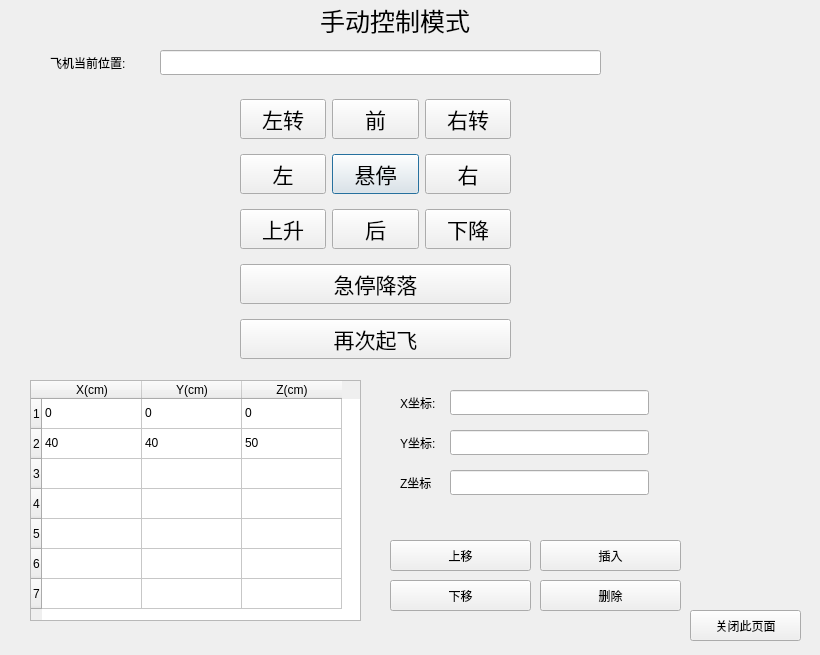
This is src/GroundStation/GroundStation/myUI/subDialog1.ui in sincerely-hello-world/GroundStation as Qt 5 draws it before an edit. The edited form follows.
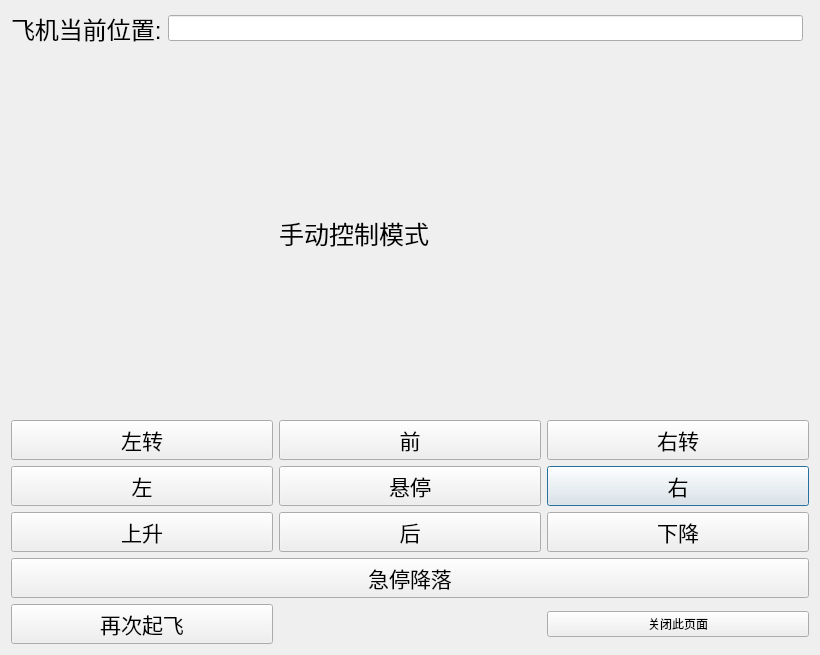
This is the edited form.

```diff
--- a/src/GroundStation/GroundStation/myUI/subDialog1.ui
+++ b/src/GroundStation/GroundStation/myUI/subDialog1.ui
@@ -13,46 +13,43 @@
   <property name="windowTitle">
    <string>Dialog</string>
   </property>
-  <widget class="QWidget" name="gridLayoutWidget">
-   <property name="geometry">
-    <rect>
-     <x>240</x>
-     <y>90</y>
-     <width>271</width>
-     <height>278</height>
-    </rect>
-   </property>
+  <layout class="QGridLayout" name="gridLayout_2">
+   <item row="1" column="0">
+    <widget class="QLabel" name="label_pos">
+     <property name="font">
+      <font>
+       <pointsize>18</pointsize>
+      </font>
+     </property>
+     <property name="text">
+      <string>飞机当前位置:</string>
+     </property>
+    </widget>
+   </item>
+   <item row="1" column="1">
+    <widget class="QLineEdit" name="lineEdit_pos">
    <property name="font">
     <font>
-     <pointsize>16</pointsize>
-    </font>
-   </property>
+       <pointsize>11</pointsize>
+      </font>
+     </property>
+    </widget>
+   </item>
+   <item row="2" column="0" colspan="3">
    <layout class="QGridLayout" name="gridLayout">
-    <item row="1" column="1">
-     <widget class="QPushButton" name="pushButton_hover">
+     <item row="2" column="2">
+      <widget class="QPushButton" name="pushButton_right">
       <property name="font">
        <font>
         <pointsize>16</pointsize>
        </font>
       </property>
       <property name="text">
-       <string>悬停</string>
+        <string>右</string>
       </property>
      </widget>
     </item>
     <item row="1" column="0">
-     <widget class="QPushButton" name="pushButton_left">
-      <property name="font">
-       <font>
-        <pointsize>16</pointsize>
-       </font>
-      </property>
-      <property name="text">
-       <string>左</string>
-      </property>
-     </widget>
-    </item>
-    <item row="0" column="0">
      <widget class="QPushButton" name="pushButton_turn_left">
       <property name="font">
        <font>
@@ -64,19 +61,19 @@
       </property>
      </widget>
     </item>
-    <item row="0" column="2">
-     <widget class="QPushButton" name="pushButton_turn_right">
+     <item row="2" column="0">
+      <widget class="QPushButton" name="pushButton_left">
       <property name="font">
        <font>
         <pointsize>16</pointsize>
        </font>
       </property>
       <property name="text">
-       <string>右转</string>
+        <string>左</string>
       </property>
      </widget>
     </item>
-    <item row="0" column="1">
+     <item row="1" column="1">
      <widget class="QPushButton" name="pushButton_forward">
       <property name="font">
        <font>
@@ -88,31 +85,7 @@
       </property>
      </widget>
     </item>
-    <item row="1" column="2">
-     <widget class="QPushButton" name="pushButton_right">
-      <property name="font">
-       <font>
-        <pointsize>16</pointsize>
-       </font>
-      </property>
-      <property name="text">
-       <string>右</string>
-      </property>
-     </widget>
-    </item>
-    <item row="4" column="0" colspan="3">
-     <widget class="QPushButton" name="pushButton_stopland">
-      <property name="font">
-       <font>
-        <pointsize>16</pointsize>
-       </font>
-      </property>
-      <property name="text">
-       <string>急停降落</string>
-      </property>
-     </widget>
-    </item>
-    <item row="2" column="0">
+     <item row="3" column="0">
      <widget class="QPushButton" name="pushButton_up">
       <property name="font">
        <font>
@@ -124,19 +97,19 @@
       </property>
      </widget>
     </item>
-    <item row="2" column="2">
-     <widget class="QPushButton" name="pushButton_down">
+     <item row="1" column="2">
+      <widget class="QPushButton" name="pushButton_turn_right">
       <property name="font">
        <font>
         <pointsize>16</pointsize>
        </font>
       </property>
       <property name="text">
-       <string>下降</string>
+        <string>右转</string>
       </property>
      </widget>
     </item>
-    <item row="5" column="0" colspan="3">
+     <item row="6" column="0">
      <widget class="QPushButton" name="pushButton_flyagain">
       <property name="font">
        <font>
@@ -148,7 +121,7 @@
       </property>
      </widget>
     </item>
-    <item row="2" column="1">
+     <item row="3" column="1">
      <widget class="QPushButton" name="pushButton_back">
       <property name="font">
        <font>
@@ -160,17 +133,51 @@
       </property>
      </widget>
     </item>
-   </layout>
-  </widget>
+     <item row="2" column="1">
+      <widget class="QPushButton" name="pushButton_hover">
+       <property name="font">
+        <font>
+         <pointsize>16</pointsize>
+        </font>
+       </property>
+       <property name="text">
+        <string>悬停</string>
+       </property>
+      </widget>
+     </item>
+     <item row="6" column="2">
+      <widget class="QPushButton" name="pushButton_closeDialog">
+       <property name="text">
+        <string>关闭此页面</string>
+       </property>
+      </widget>
+     </item>
+     <item row="3" column="2">
+      <widget class="QPushButton" name="pushButton_down">
+       <property name="font">
+        <font>
+         <pointsize>16</pointsize>
+        </font>
+       </property>
+       <property name="text">
+        <string>下降</string>
+       </property>
+      </widget>
+     </item>
+     <item row="5" column="0" colspan="3">
+      <widget class="QPushButton" name="pushButton_stopland">
+       <property name="font">
+        <font>
+         <pointsize>16</pointsize>
+        </font>
+       </property>
+       <property name="text">
+        <string>急停降落</string>
+       </property>
+      </widget>
+     </item>
+     <item row="0" column="1">
   <widget class="QLabel" name="label">
-   <property name="geometry">
-    <rect>
-     <x>320</x>
-     <y>0</y>
-     <width>161</width>
-     <height>41</height>
-    </rect>
-   </property>
    <property name="font">
     <font>
      <pointsize>19</pointsize>
@@ -183,253 +190,10 @@
     <string>手动控制模式</string>
    </property>
   </widget>
-  <widget class="QPushButton" name="pushButton_closeDialog">
-   <property name="geometry">
-    <rect>
-     <x>690</x>
-     <y>610</y>
-     <width>111</width>
-     <height>31</height>
-    </rect>
-   </property>
-   <property name="text">
-    <string>关闭此页面</string>
-   </property>
-  </widget>
-  <widget class="QLabel" name="label_pos">
-   <property name="geometry">
-    <rect>
-     <x>50</x>
-     <y>50</y>
-     <width>94</width>
-     <height>25</height>
-    </rect>
-   </property>
-   <property name="text">
-    <string>飞机当前位置:</string>
-   </property>
-  </widget>
-  <widget class="QLineEdit" name="lineEdit_pos">
-   <property name="geometry">
-    <rect>
-     <x>160</x>
-     <y>50</y>
-     <width>441</width>
-     <height>25</height>
-    </rect>
-   </property>
-  </widget>
-  <widget class="QTableWidget" name="tableWidget">
-   <property name="geometry">
-    <rect>
-     <x>30</x>
-     <y>380</y>
-     <width>331</width>
-     <height>241</height>
-    </rect>
-   </property>
-   <row>
-    <property name="text">
-     <string>1</string>
-    </property>
-   </row>
-   <row>
-    <property name="text">
-     <string>2</string>
-    </property>
-   </row>
-   <row>
-    <property name="text">
-     <string>3</string>
-    </property>
-   </row>
-   <row>
-    <property name="text">
-     <string>4</string>
-    </property>
-   </row>
-   <row>
-    <property name="text">
-     <string>5</string>
-    </property>
-   </row>
-   <row>
-    <property name="text">
-     <string>6</string>
-    </property>
-   </row>
-   <row>
-    <property name="text">
-     <string>7</string>
-    </property>
-   </row>
-   <column>
-    <property name="text">
-     <string>X(cm)</string>
-    </property>
-   </column>
-   <column>
-    <property name="text">
-     <string>Y(cm)</string>
-    </property>
-   </column>
-   <column>
-    <property name="text">
-     <string>Z(cm)</string>
-    </property>
-   </column>
-   <item row="0" column="0">
-    <property name="text">
-     <string>0</string>
-    </property>
-   </item>
-   <item row="0" column="1">
-    <property name="text">
-     <string>0</string>
-    </property>
+     </item>
+    </layout>
    </item>
-   <item row="0" column="2">
-    <property name="text">
-     <string>0</string>
-    </property>
-   </item>
-   <item row="1" column="0">
-    <property name="text">
-     <string>40</string>
-    </property>
-   </item>
-   <item row="1" column="1">
-    <property name="text">
-     <string>40</string>
-    </property>
-   </item>
-   <item row="1" column="2">
-    <property name="text">
-     <string>50</string>
-    </property>
-   </item>
-  </widget>
-  <widget class="QLineEdit" name="lineEdit_yp">
-   <property name="geometry">
-    <rect>
-     <x>450</x>
-     <y>430</y>
-     <width>199</width>
-     <height>25</height>
-    </rect>
-   </property>
-  </widget>
-  <widget class="QLineEdit" name="lineEdit_xp">
-   <property name="geometry">
-    <rect>
-     <x>450</x>
-     <y>390</y>
-     <width>199</width>
-     <height>25</height>
-    </rect>
-   </property>
-  </widget>
-  <widget class="QLineEdit" name="lineEdit_zp">
-   <property name="geometry">
-    <rect>
-     <x>450</x>
-     <y>470</y>
-     <width>199</width>
-     <height>25</height>
-    </rect>
-   </property>
-  </widget>
-  <widget class="QLabel" name="label_5">
-   <property name="geometry">
-    <rect>
-     <x>400</x>
-     <y>390</y>
-     <width>44</width>
-     <height>25</height>
-    </rect>
-   </property>
-   <property name="text">
-    <string>X坐标:</string>
-   </property>
-  </widget>
-  <widget class="QLabel" name="label_6">
-   <property name="geometry">
-    <rect>
-     <x>400</x>
-     <y>470</y>
-     <width>44</width>
-     <height>25</height>
-    </rect>
-   </property>
-   <property name="text">
-    <string>Z坐标</string>
-   </property>
-  </widget>
-  <widget class="QLabel" name="label_7">
-   <property name="geometry">
-    <rect>
-     <x>400</x>
-     <y>430</y>
-     <width>44</width>
-     <height>25</height>
-    </rect>
-   </property>
-   <property name="text">
-    <string>Y坐标:</string>
-   </property>
-  </widget>
-  <widget class="QPushButton" name="pushButton_upset">
-   <property name="geometry">
-    <rect>
-     <x>390</x>
-     <y>540</y>
-     <width>141</width>
-     <height>31</height>
-    </rect>
-   </property>
-   <property name="text">
-    <string>上移</string>
-   </property>
-  </widget>
-  <widget class="QPushButton" name="pushButton_downset">
-   <property name="geometry">
-    <rect>
-     <x>390</x>
-     <y>580</y>
-     <width>141</width>
-     <height>31</height>
-    </rect>
-   </property>
-   <property name="text">
-    <string>下移</string>
-   </property>
-  </widget>
-  <widget class="QPushButton" name="pushButton_insertset">
-   <property name="geometry">
-    <rect>
-     <x>540</x>
-     <y>540</y>
-     <width>141</width>
-     <height>31</height>
-    </rect>
-   </property>
-   <property name="text">
-    <string>插入</string>
-   </property>
-  </widget>
-  <widget class="QPushButton" name="pushButton_deleteset">
-   <property name="geometry">
-    <rect>
-     <x>540</x>
-     <y>580</y>
-     <width>141</width>
-     <height>31</height>
-    </rect>
-   </property>
-   <property name="text">
-    <string>删除</string>
-   </property>
-  </widget>
+  </layout>
  </widget>
  <resources/>
  <connections>
```
Lines whose indentation alone changed are shown as unchanged.
